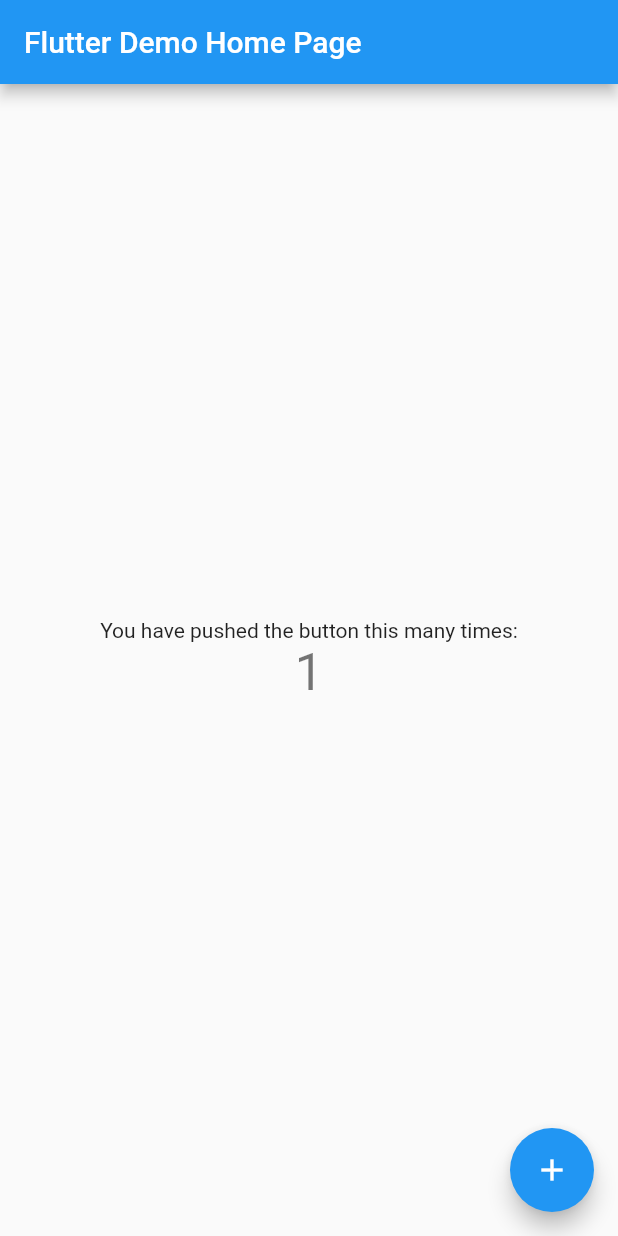
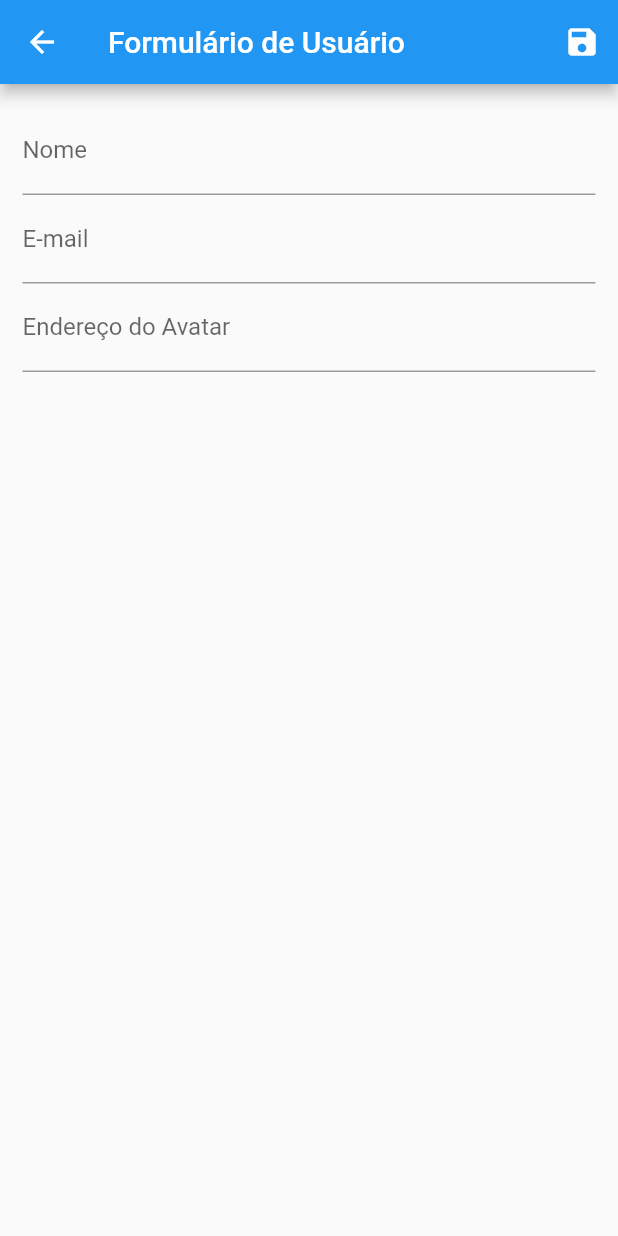
Before and after one commit to CleomilsonSales/Flutter, a Flutter app: the screen it shows after launch, after a tap on the "add" icon, on a phone screen of 412 x 824 dp. Run offline on Flutter 3.47's test engine with Material 2 defaults, Android fonts, the phone set to English and light mode, and no system bars; network calls fail.

```diff
--- /dev/null
+++ b/flutter_crud/lib/components/user_tile.dart
@@ -0,0 +1,43 @@
+import 'package:flutter/material.dart';
+import 'package:flutter_crud/models/user.dart';
+import 'package:flutter_crud/routes/app_routes.dart';
+
+class UserTile extends StatelessWidget {
+  final User user;
+  const UserTile(this.user);
+
+  @override
+  Widget build(BuildContext context) {
+    //verificando se o avastar exist
+    final avatar = user.avatarUrl == null || user.avatarUrl.isEmpty
+        ? CircleAvatar(child: Icon(Icons.person))
+        : CircleAvatar(backgroundImage: NetworkImage(user.avatarUrl));
+    return ListTile(
+      leading: avatar,
+      title: Text(user.name),
+      subtitle: Text(user.email),
+      trailing: Container(
+        width: 100,
+        child: Row(
+          children: <Widget>[
+            IconButton(
+              icon: Icon(Icons.edit),
+              color: Colors.orange,
+              onPressed: () {
+                Navigator.of(context).pushNamed(
+                  AppRoutes.USER_FORM,
+                  arguments: user,
+                );
+              },
+            ),
+            IconButton(
+              icon: Icon(Icons.delete),
+              color: Colors.red,
+              onPressed: () {},
+            )
+          ],
+        ),
+      ),
+    );
+  }
+}
--- /dev/null
+++ b/flutter_crud/lib/data/dummy_users.dart
@@ -0,0 +1,31 @@
+import 'package:flutter_crud/models/user.dart';
+
+const DUMMY_USERS = {
+  '1': const User(
+    id: '1',
+    name: 'Saori',
+    email: 'saorims@familia.com.br',
+    avatarUrl:
+        'https://cdn.pixabay.com/photo/2016/03/31/19/58/avatar-1295429_960_720.png',
+  ),
+  '2': const User(
+    id: '2',
+    name: 'Rita',
+    email: 'ritam@familia.com.br',
+    avatarUrl:
+        'https://cdn.pixabay.com/photo/2020/07/01/12/58/icon-5359554_960_720.png',
+  ),
+  '3': const User(
+    id: '3',
+    name: 'Cleomilson',
+    email: 'cleomilson@familia.com.br',
+    avatarUrl:
+        'https://media.istockphoto.com/vectors/abstract-rooster-bird-head-background-cartoon-blue-rooster-portrait-vector-id1211381029',
+  ),
+  '4': const User(
+    id: '4',
+    name: 'Lilia',
+    email: 'lilia@familia.com.br',
+    avatarUrl: '',
+  ),
+};
--- a/flutter_crud/lib/main.dart
+++ b/flutter_crud/lib/main.dart
@@ -1,117 +1,36 @@
 import 'package:flutter/material.dart';
+import 'package:flutter_crud/provider/users.dart';
+import 'package:flutter_crud/routes/app_routes.dart';
+import 'package:flutter_crud/views/user-form.dart';
+import 'package:flutter_crud/views/user_list.dart';
+import 'package:provider/provider.dart';
 
 void main() {
   runApp(MyApp());
 }
 
 class MyApp extends StatelessWidget {
-  // This widget is the root of your application.
   @override
   Widget build(BuildContext context) {
-    return MaterialApp(
-      title: 'Flutter Demo',
-      theme: ThemeData(
-        // This is the theme of your application.
-        //
-        // Try running your application with "flutter run". You'll see the
-        // application has a blue toolbar. Then, without quitting the app, try
-        // changing the primarySwatch below to Colors.green and then invoke
-        // "hot reload" (press "r" in the console where you ran "flutter run",
-        // or simply save your changes to "hot reload" in a Flutter IDE).
-        // Notice that the counter didn't reset back to zero; the application
-        // is not restarted.
-        primarySwatch: Colors.blue,
-        // This makes the visual density adapt to the platform that you run
-        // the app on. For desktop platforms, the controls will be smaller and
-        // closer together (more dense) than on mobile platforms.
-        visualDensity: VisualDensity.adaptivePlatformDensity,
+    //usando multiproviders
+    return MultiProvider(
+      providers: [
+        ChangeNotifierProvider(
+          create: (ctx) => Users(),
+        )
+      ],
+      child: MaterialApp(
+        title: 'Estudo Flutter',
+        theme: ThemeData(
+          primarySwatch: Colors.blue,
+          visualDensity: VisualDensity.adaptivePlatformDensity,
+        ),
+        //home: UserList(),
+        routes: {
+          AppRoutes.HOME: (_) => UserList(),
+          AppRoutes.USER_FORM: (_) => UserForm()
+        },
       ),
-      home: MyHomePage(title: 'Flutter Demo Home Page'),
     );
   }
 }
-
-class MyHomePage extends StatefulWidget {
-  MyHomePage({Key key, this.title}) : super(key: key);
-
-  // This widget is the home page of your application. It is stateful, meaning
-  // that it has a State object (defined below) that contains fields that affect
-  // how it looks.
-
-  // This class is the configuration for the state. It holds the values (in this
-  // case the title) provided by the parent (in this case the App widget) and
-  // used by the build method of the State. Fields in a Widget subclass are
-  // always marked "final".
-
-  final String title;
-
-  @override
-  _MyHomePageState createState() => _MyHomePageState();
-}
-
-class _MyHomePageState extends State<MyHomePage> {
-  int _counter = 0;
-
-  void _incrementCounter() {
-    setState(() {
-      // This call to setState tells the Flutter framework that something has
-      // changed in this State, which causes it to rerun the build method below
-      // so that the display can reflect the updated values. If we changed
-      // _counter without calling setState(), then the build method would not be
-      // called again, and so nothing would appear to happen.
-      _counter++;
-    });
-  }
-
-  @override
-  Widget build(BuildContext context) {
-    // This method is rerun every time setState is called, for instance as done
-    // by the _incrementCounter method above.
-    //
-    // The Flutter framework has been optimized to make rerunning build methods
-    // fast, so that you can just rebuild anything that needs updating rather
-    // than having to individually change instances of widgets.
-    return Scaffold(
-      appBar: AppBar(
-        // Here we take the value from the MyHomePage object that was created by
-        // the App.build method, and use it to set our appbar title.
-        title: Text(widget.title),
-      ),
-      body: Center(
-        // Center is a layout widget. It takes a single child and positions it
-        // in the middle of the parent.
-        child: Column(
-          // Column is also a layout widget. It takes a list of children and
-          // arranges them vertically. By default, it sizes itself to fit its
-          // children horizontally, and tries to be as tall as its parent.
-          //
-          // Invoke "debug painting" (press "p" in the console, choose the
-          // "Toggle Debug Paint" action from the Flutter Inspector in Android
-          // Studio, or the "Toggle Debug Paint" command in Visual Studio Code)
-          // to see the wireframe for each widget.
-          //
-          // Column has various properties to control how it sizes itself and
-          // how it positions its children. Here we use mainAxisAlignment to
-          // center the children vertically; the main axis here is the vertical
-          // axis because Columns are vertical (the cross axis would be
-          // horizontal).
-          mainAxisAlignment: MainAxisAlignment.center,
-          children: <Widget>[
-            Text(
-              'You have pushed the button this many times:',
-            ),
-            Text(
-              '$_counter',
-              style: Theme.of(context).textTheme.headline4,
-            ),
-          ],
-        ),
-      ),
-      floatingActionButton: FloatingActionButton(
-        onPressed: _incrementCounter,
-        tooltip: 'Increment',
-        child: Icon(Icons.add),
-      ), // This trailing comma makes auto-formatting nicer for build methods.
-    );
-  }
-}
--- /dev/null
+++ b/flutter_crud/lib/models/user.dart
@@ -0,0 +1,14 @@
+import 'package:flutter/cupertino.dart';
+
+class User {
+  final String id;
+  final String name;
+  final String email;
+  final String avatarUrl;
+
+  const User(
+      {this.id,
+      @required this.name,
+      @required this.email,
+      @required this.avatarUrl});
+}
--- /dev/null
+++ b/flutter_crud/lib/routes/app_routes.dart
@@ -0,0 +1,4 @@
+class AppRoutes {
+  static const HOME = '/';
+  static const USER_FORM = '/user-form';
+}
--- /dev/null
+++ b/flutter_crud/lib/views/user-form.dart
@@ -0,0 +1,103 @@
+import 'package:flutter/material.dart';
+import 'package:flutter_crud/models/user.dart';
+import 'package:flutter_crud/provider/users.dart';
+import 'package:provider/provider.dart';
+
+class UserForm extends StatelessWidget {
+  final _form = GlobalKey<FormState>();
+  final Map<String, String> _formData = {};
+
+  void _loadFormData(User user) {
+    if (user != null) {
+      _formData['id'] = user.id;
+      _formData['name'] = user.name;
+      _formData['email'] = user.email;
+      _formData['avatarUrl'] = user.avatarUrl;
+    }
+  }
+
+  @override
+  Widget build(BuildContext context) {
+    //pegando os argumentos
+    final User user = ModalRoute.of(context).settings.arguments;
+
+    _loadFormData(user);
+
+    return Scaffold(
+      appBar: AppBar(
+        title: Text('Formulário de Usuário'),
+        actions: <Widget>[
+          IconButton(
+            icon: Icon(Icons.save),
+            onPressed: () {
+              final isValid = _form.currentState.validate();
+
+              if (isValid) {
+                _form.currentState.save();
+
+                Provider.of<Users>(context, listen: false).put(
+                  User(
+                    id: _formData['id'],
+                    name: _formData['name'],
+                    email: _formData['email'],
+                    avatarUrl: _formData['avatarUrl'],
+                  ),
+                );
+
+                Navigator.of(context).pop();
+              }
+            },
+          ),
+        ],
+      ),
+      body: Padding(
+        padding: EdgeInsets.all(15),
+        child: Form(
+          key: _form,
+          child: Column(
+            children: <Widget>[
+              TextFormField(
+                //instanciando um update
+                initialValue: _formData['name'],
+                decoration: InputDecoration(
+                  labelText: 'Nome',
+                ),
+                validator: (value) {
+                  //.trim retira espaços
+                  if (value == null || value.trim().isEmpty) {
+                    return 'Nome inválido';
+                  }
+                  if (value.trim().length <= 5) {
+                    return 'Nome muito curto. Mímino 3 letras';
+                  }
+
+                  return null;
+                },
+
+                onSaved: (value) => _formData['name'] = value,
+                //imprimi no console
+                /*onSaved: (value) {
+                  print(value);
+                },*/
+              ),
+              TextFormField(
+                initialValue: _formData['email'],
+                decoration: InputDecoration(
+                  labelText: 'E-mail',
+                ),
+                onSaved: (value) => _formData['email'] = value,
+              ),
+              TextFormField(
+                initialValue: _formData['avatarUrl'],
+                decoration: InputDecoration(
+                  labelText: 'Endereço do Avatar',
+                ),
+                onSaved: (value) => _formData['avatarUrl'] = value,
+              ),
+            ],
+          ),
+        ),
+      ),
+    );
+  }
+}
--- /dev/null
+++ b/flutter_crud/lib/views/user_list.dart
@@ -0,0 +1,61 @@
+import 'package:flutter/material.dart';
+import 'package:flutter_crud/components/user_tile.dart';
+import 'package:flutter_crud/provider/users.dart';
+import 'package:flutter_crud/routes/app_routes.dart';
+import 'package:provider/provider.dart';
+
+class UserList extends StatelessWidget {
+  @override
+  Widget build(BuildContext context) {
+    //{...} é clanando o metodo
+    //chamando o metodo diretamente, será chamado pelo provider
+    //final users = {...DUMMY_USERS};
+    //instanciando o provider
+    final Users users = Provider.of(context);
+
+    return Scaffold(
+      appBar: AppBar(
+        title: Text('Lista de Usuários'),
+        actions: <Widget>[
+          IconButton(
+            icon: Icon(Icons.add),
+            onPressed: () {
+              Navigator.of(context).pushNamed(
+                AppRoutes.USER_FORM,
+              );
+              //adicionando manual para testar
+              /*users.put(
+                User(
+                  name: 'Teste',
+                  email: 'teste@familia.com.br',
+                  avatarUrl: '',
+                ),
+              );*/
+              //removendo manual para testar
+              /*users.remove(users.byIndex(0));*/
+              //alterando manual para testar
+              /*users.put(
+                User(
+                  id: '2',
+                  name: 'Teste',
+                  email: 'teste@familia.com.br',
+                  avatarUrl: '',
+                ),
+              );*/
+            },
+          )
+        ],
+      ),
+      body: ListView.builder(
+        //antes do provider
+        //itemCount: users.length,
+        itemCount: users.count,
+        itemBuilder: (ctx, i) =>
+            //Text(users.values.elementAt(i).name),
+            //antes do provider
+            //UserTile(users.values.elementAt(i)),
+            UserTile(users.byIndex(i)),
+      ),
+    );
+  }
+}
--- /dev/null
+++ b/flutter_crud/link_pegar_icons.txt
@@ -0,0 +1 @@
+https://pixabay.com/pt/
--- a/flutter_crud/pubspec.yaml
+++ b/flutter_crud/pubspec.yaml
@@ -23,6 +23,7 @@ environment:
 dependencies:
   flutter:
     sdk: flutter
+  provider:
 
 
   # The following adds the Cupertino Icons font to your application.
```
Also changed, not shown: flutter_crud/lib/provider/users.dart (added, +66 -0 lines), flutter_crud/pubspec.lock.
